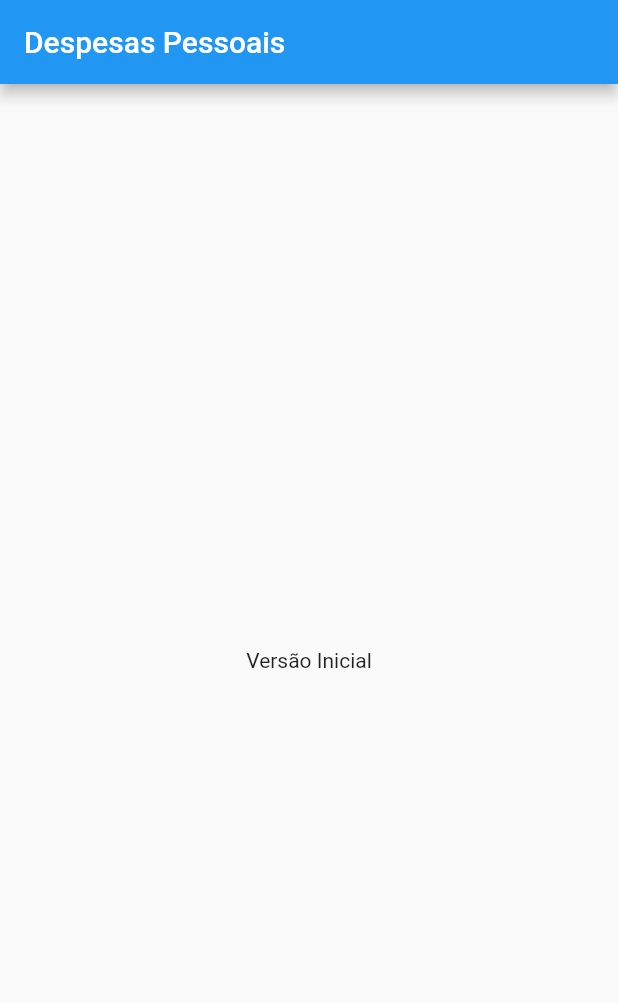
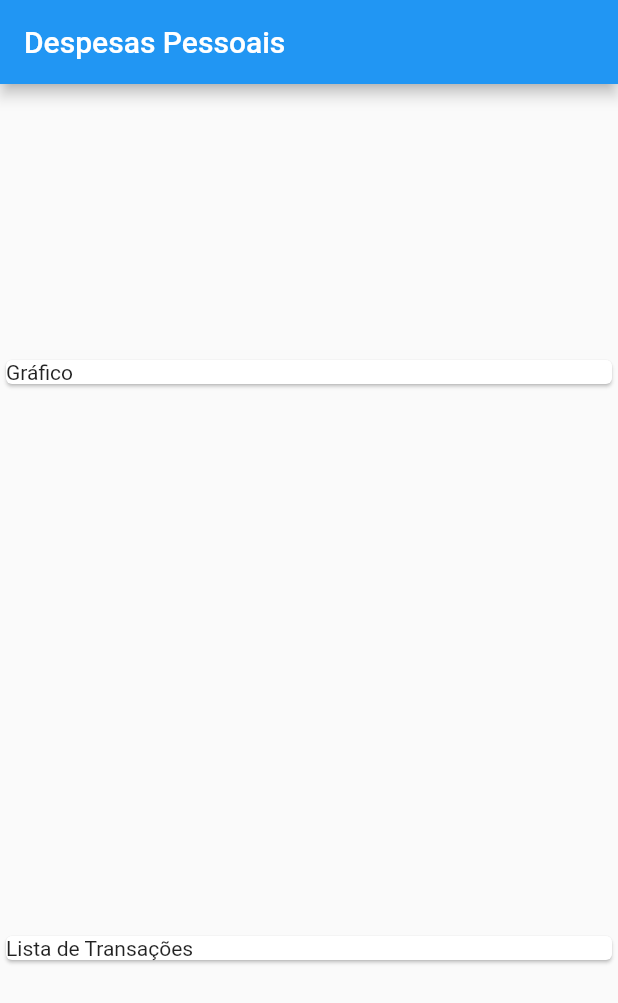
Before and after one commit to Digo-Castro/Aprendendo-Flutter, a Flutter app: the screen it shows after launch, on a phone screen of 412 x 824 dp. Shown: the top 1003 px of the screen. Run offline on Flutter 3.47's test engine with Material 2 defaults, Android fonts, the phone set to English and light mode, and no system bars.

```diff
--- a/project_expenses/lib/main.dart
+++ b/project_expenses/lib/main.dart
@@ -20,14 +20,23 @@ class MyHomePage extends StatelessWidget {
   Widget build(BuildContext context) {
     return Scaffold(
       appBar: AppBar(
-        title: const Text(
-          'Despesas Pessoais',
-        ),
+        title: const Text('Despesas Pessoais'),
       ),
-      body: const Center(
-        child: Text(
-          'Versão Inicial',
-        ),
+      body: Column(
+        mainAxisAlignment: MainAxisAlignment.spaceAround,
+        crossAxisAlignment: CrossAxisAlignment.stretch,
+        children: const [
+          SizedBox(
+            child: Card(
+              child: Text('Gráfico'),
+            ),
+          ),
+          SizedBox(
+            child: Card(
+              child: Text('Lista de Transações'),
+            ),
+          ),
+        ],
       ),
     );
   }
```
